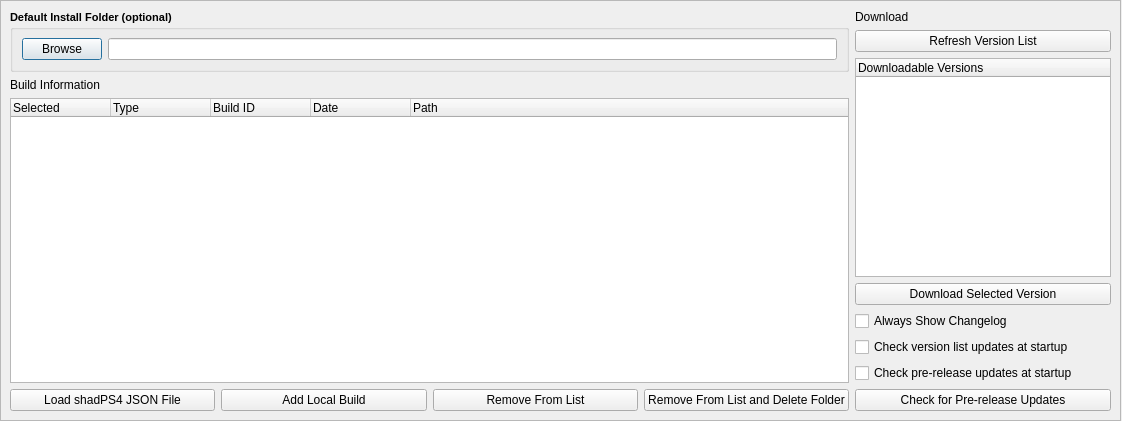
First picture: the form in modules/version_dialog.ui, repository rainmakerv3/BB_Launcher, before the edit.
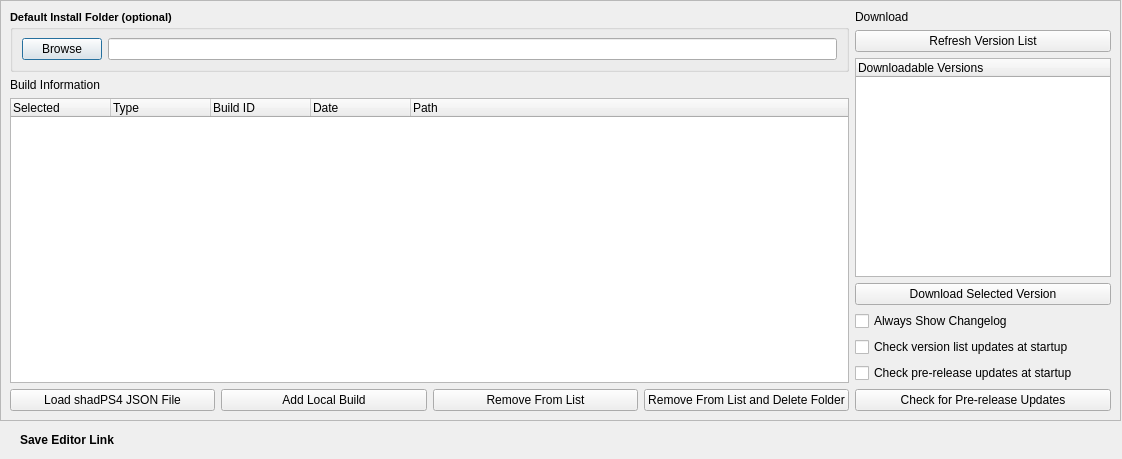
Second picture: the form after the edit. Icons and pictures are not drawn.

What changed in the file:
```diff
--- a/modules/version_dialog.ui
+++ b/modules/version_dialog.ui
@@ -7,7 +7,7 @@
     <x>0</x>
     <y>0</y>
     <width>1122</width>
-    <height>421</height>
+    <height>459</height>
    </rect>
   </property>
   <property name="windowTitle">
@@ -299,6 +299,27 @@
     </layout>
    </widget>
   </widget>
+  <widget class="QLabel" name="LinkLabel">
+   <property name="geometry">
+    <rect>
+     <x>20</x>
+     <y>430</y>
+     <width>1031</width>
+     <height>20</height>
+    </rect>
+   </property>
+   <property name="font">
+    <font>
+     <bold>true</bold>
+    </font>
+   </property>
+   <property name="text">
+    <string>Save Editor Link</string>
+   </property>
+   <property name="openExternalLinks">
+    <bool>true</bool>
+   </property>
+  </widget>
  </widget>
  <resources/>
  <connections/>
```
